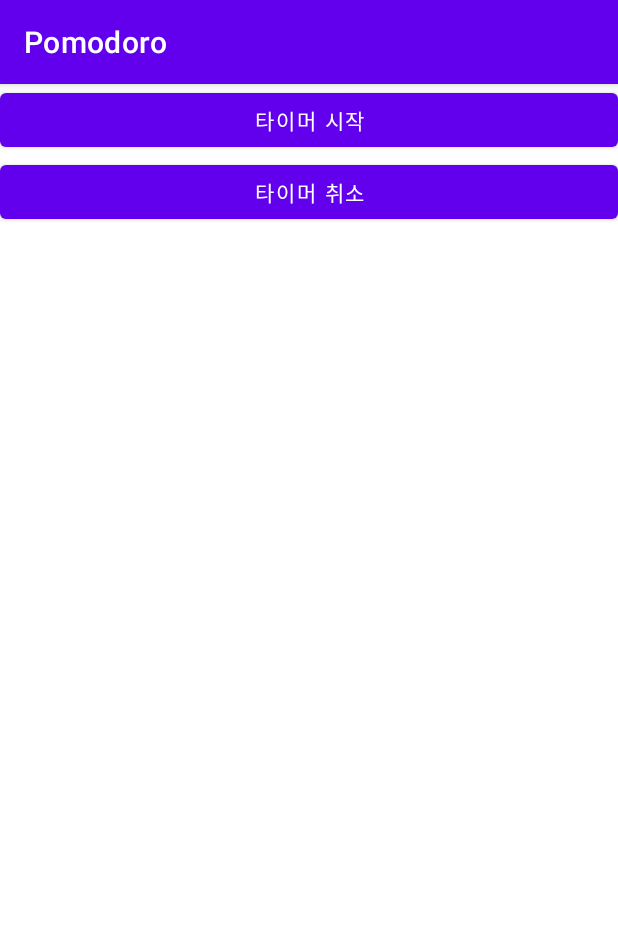
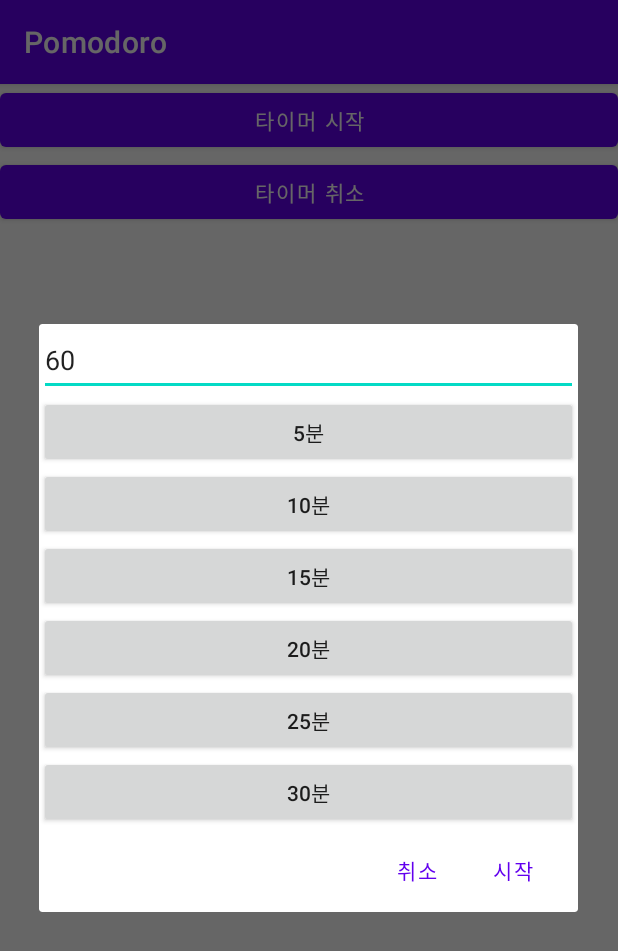
Before and after one commit to akwls/Kotlin_Android, an Android app: the screen it shows after launch (PomodoroActivity), after a tap on "타이머 시작", on a phone screen of 412 x 824 dp. Shown: the top 951 px of the screen. Run offline under Robolectric (Android 15) with nearby library versions, the phone set to English and light mode, and no system bars.

Commit message:
알람 시간 선택 기능 추가

```diff
--- a/Pomodoro/app/src/main/java/wikibook/learnandroid/pomodoro/PomodoroActivity.kt
+++ b/Pomodoro/app/src/main/java/wikibook/learnandroid/pomodoro/PomodoroActivity.kt
@@ -14,16 +14,8 @@ class PomodoroActivity : AppCompatActivity() {
             val cancelIntent = Intent(PomodoroService.ACTION_ALARM_CANCEL)
             sendBroadcast(cancelIntent)
 
-            val i = Intent(this, PomodoroService::class.java)
-            i.putExtra("delayTimeInSec", 60 * 1)
-            i.putExtra("startTime", System.currentTimeMillis())
-
-            if(android.os.Build.VERSION.SDK_INT >= android.os.Build.VERSION_CODES.O) {
-                startForegroundService(i)
-            }
-            else {
-                startService(i)
-            }
+            val dialog = PomodoroTimeSelectFragment()
+            dialog.show(supportFragmentManager, "pomodoro_time_select_dialog")
         }
 
         findViewById<Button>(R.id.pomodoro_timer_cancel).setOnClickListener {
--- /dev/null
+++ b/Pomodoro/app/src/main/java/wikibook/learnandroid/pomodoro/PomodoroTimeSelectFragment.kt
@@ -0,0 +1,75 @@
+package wikibook.learnandroid.pomodoro
+
+import android.app.AlertDialog
+import android.app.Dialog
+import android.content.Intent
+import android.os.Bundle
+import android.view.LayoutInflater
+import android.view.View
+import android.view.ViewGroup
+import android.widget.Button
+import android.widget.EditText
+import android.widget.LinearLayout
+import androidx.fragment.app.DialogFragment
+
+class PomodoroTimeSelectFragment : DialogFragment() {
+    lateinit var timeSelectView: View
+
+    override fun onCreateDialog(savedInstanceState: Bundle?): Dialog {
+        val builder = AlertDialog.Builder(context!!)
+
+        timeSelectView = LayoutInflater.from(context!!).inflate(R.layout.pomodoro_time_select_dialog, null)
+        val timeSelect = timeSelectView.findViewById<LinearLayout>(R.id.time_select)
+
+        val listener = View.OnClickListener {
+            val sec = it.tag.toString().toLong()
+            startPomodoro(sec)
+        }
+
+        "5,10,15,20,25,30".split(",")?.forEach {
+            val time = it.trim()
+            val btn = Button(activity)
+
+            btn.setText("${time}분")
+            btn.tag = "${time.toInt() * 60}"
+
+            btn.layoutParams = LinearLayout.LayoutParams(ViewGroup.LayoutParams.MATCH_PARENT, ViewGroup.LayoutParams.WRAP_CONTENT)
+
+            btn.setOnClickListener(listener)
+
+            timeSelect.addView(btn)
+        }
+
+        builder.setView(timeSelectView)
+            .setPositiveButton("시작") { _, _ ->
+                var time = timeSelectView.findViewById<EditText>(R.id.manual_time_select).text.toString().toLong()
+
+                startPomodoro(time)
+            }
+            .setNegativeButton("취소") { _, _ ->
+                dismiss()
+            }
+        return builder.create()
+    }
+
+    private fun startPomodoro(delay: Long) {
+        if(!(delay <= 0)) {
+            activity?.let {
+                val i = Intent(it, PomodoroService::class.java)
+                i.putExtra("delayTimeInSec", delay.toInt())
+                i.putExtra("startTime", System.currentTimeMillis())
+
+                if(android.os.Build.VERSION.SDK_INT >= android.os.Build.VERSION_CODES.O) {
+                    it.startForegroundService(i)
+                }
+                else {
+                    it.startService(i)
+                }
+                dismiss()
+
+            }
+        }
+    }
+
+
+}
--- /dev/null
+++ b/Pomodoro/app/src/main/res/layout/pomodoro_time_select_dialog.xml
@@ -0,0 +1,19 @@
+<?xml version="1.0" encoding="utf-8"?>
+<LinearLayout xmlns:android="http://schemas.android.com/apk/res/android"
+    android:orientation="vertical"
+    android:layout_width="match_parent"
+    android:layout_height="match_parent">
+    <LinearLayout
+        android:layout_width="match_parent"
+        android:layout_height="wrap_content"
+        android:id="@+id/time_select"
+        android:orientation="vertical">
+        <EditText
+            android:layout_width="match_parent"
+            android:layout_height="wrap_content"
+            android:id="@+id/manual_time_select"
+            android:text="60"
+            android:hint="초 단위 시간 입력" />
+    </LinearLayout>
+
+</LinearLayout>
```
